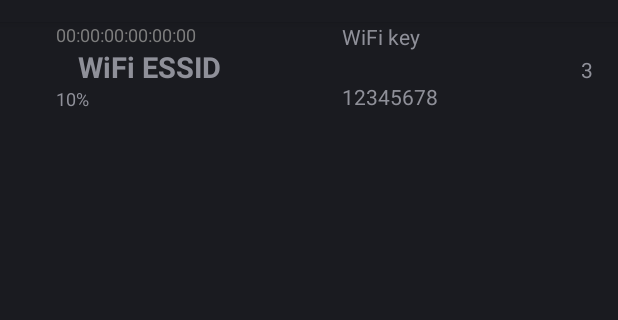
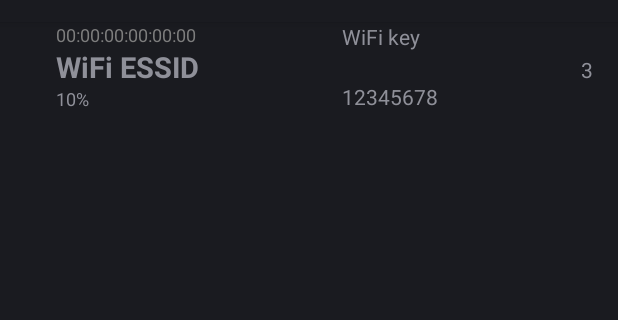
Before and after one commit to FusixGit/WiFiPasswordSearcher, an Android app: the layout row.xml on its own in the app's theme, with its tools: preview values and no code run, on a phone screen of 412 x 824 dp, the part 62-382 px from its top. Run offline under Robolectric (Android 15) with nearby library versions, the phone set to English and light mode, and no system bars; network calls fail.

Commit message:
Row: Do not wrap words in ESSID (fix #8)

```diff
--- a/app/src/main/res/layout/row.xml
+++ b/app/src/main/res/layout/row.xml
@@ -61,7 +61,9 @@
 					android:layout_height="wrap_content"
 					android:text="WiFi ESSID"
 					android:textSize="19dp"
-					android:layout_marginLeft="20dp"
+					android:maxLines="1"
+					android:ellipsize="end"
+					android:layout_marginLeft="5dp"
 					android:textStyle="bold"/>
 
 				<TextView
```
